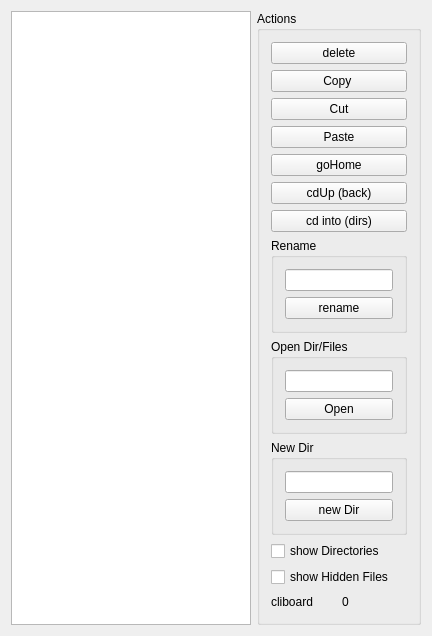
Before: the Qt Designer form test_folderlistmodel/simpleUI/simplelist.ui in ubports/filemanager-app, drawn with Qt 5.
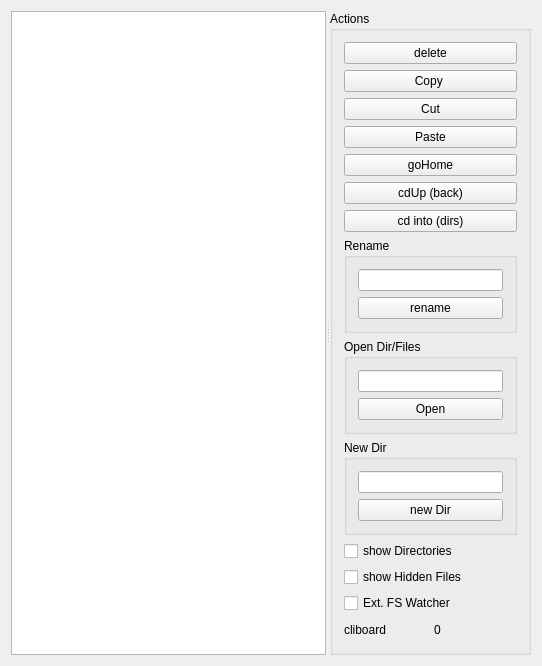
After: the same form once the commit is applied.

Commit message: adding  a "external file system watcher"  which is a  "auto refresh feature", it  fixes: Bug #1190676  and Bug #1191282

```diff
--- a/test_folderlistmodel/simpleUI/simplelist.ui
+++ b/test_folderlistmodel/simpleUI/simplelist.ui
@@ -6,8 +6,8 @@
    <rect>
     <x>0</x>
     <y>0</y>
-    <width>432</width>
-    <height>636</height>
+    <width>542</width>
+    <height>666</height>
    </rect>
   </property>
   <property name="windowTitle">
@@ -15,8 +15,10 @@
   </property>
   <layout class="QVBoxLayout" name="verticalLayout_5">
    <item>
-    <layout class="QHBoxLayout" name="horizontalLayout_2">
-     <item>
+    <widget class="QSplitter" name="splitter">
+     <property name="orientation">
+      <enum>Qt::Horizontal</enum>
+     </property>
       <widget class="QTableView" name="tableView">
        <attribute name="horizontalHeaderShowSortIndicator" stdset="0">
         <bool>true</bool>
@@ -28,8 +30,6 @@
         <bool>true</bool>
        </attribute>
       </widget>
-     </item>
-     <item>
       <widget class="QGroupBox" name="groupBox">
        <property name="sizePolicy">
         <sizepolicy hsizetype="Minimum" vsizetype="Preferred">
@@ -182,6 +182,13 @@
           </property>
          </widget>
         </item>
+       <item>
+        <widget class="QCheckBox" name="checkBoxExtFsWatcher">
+         <property name="text">
+          <string>Ext. FS Watcher</string>
+         </property>
+        </widget>
+       </item>
         <item>
          <layout class="QHBoxLayout" name="horizontalLayout">
           <item>
@@ -202,8 +209,7 @@
         </item>
        </layout>
       </widget>
-     </item>
-    </layout>
+    </widget>
    </item>
   </layout>
  </widget>
```
Lines whose indentation alone changed are shown as unchanged. The commit also changes 17 other files.
